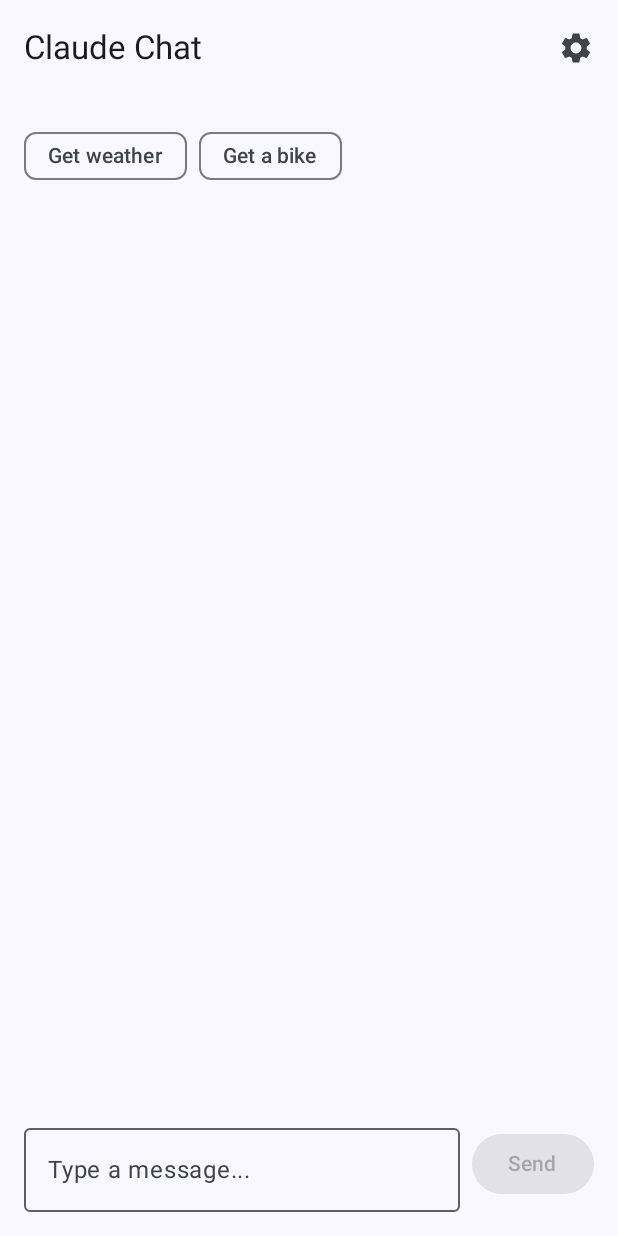
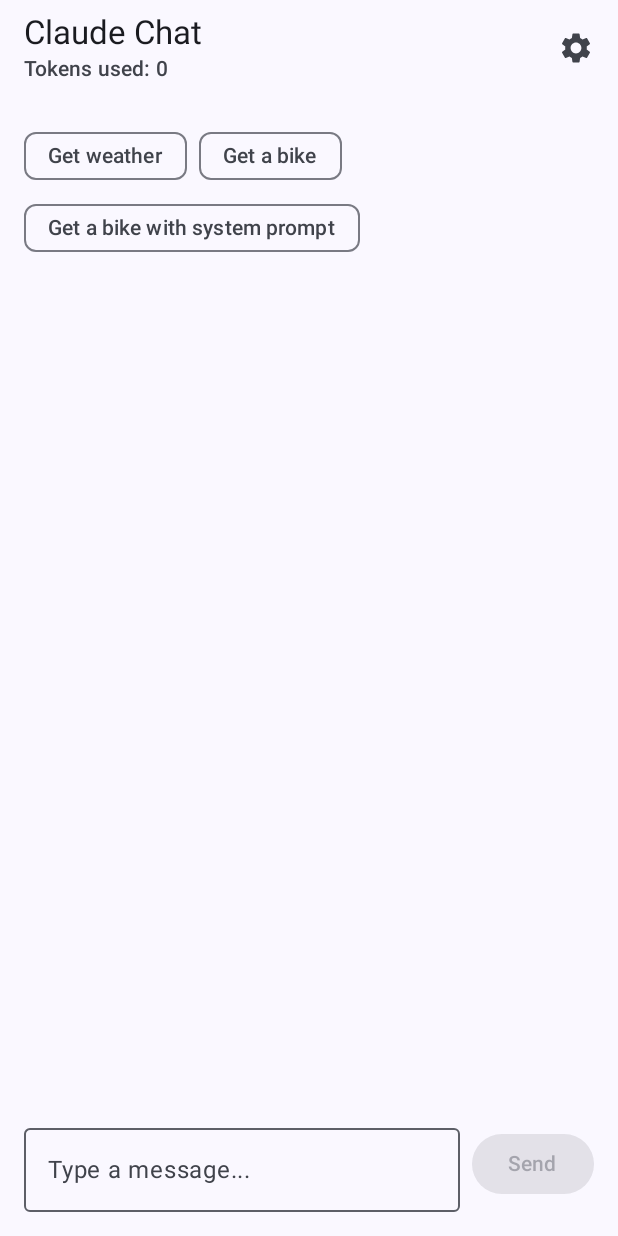
Before and after one commit to alphapaca/ClaudeClient, an Android app built with Jetpack Compose: the screen it shows after launch (MainActivity), on a phone screen of 412 x 824 dp. Run offline under Robolectric (Android 15) with nearby library versions, the phone set to English and light mode, and no system bars; our stand-ins replace Navigation 3.

Commit message:
added system sample with system prompt and tokens usage data

```diff
--- a/app/src/main/kotlin/com/github/alphapaca/claudeclient/data/repository/ConversationRepository.kt
+++ b/app/src/main/kotlin/com/github/alphapaca/claudeclient/data/repository/ConversationRepository.kt
@@ -1,8 +1,10 @@
 package com.github.alphapaca.claudeclient.data.repository
 
+import android.util.Log
 import com.github.alphapaca.claudeclient.data.api.MessageRequest
 import com.github.alphapaca.claudeclient.data.api.MessageResponse
 import com.github.alphapaca.claudeclient.data.mapper.ConversationApiMapper
+import com.github.alphapaca.claudeclient.domain.model.Conversation
 import com.github.alphapaca.claudeclient.domain.model.ConversationItem
 import io.ktor.client.HttpClient
 import io.ktor.client.call.body
@@ -16,20 +18,27 @@
     private val client: HttpClient,
     private val mapper: ConversationApiMapper,
 ) {
-    private val conversation: MutableStateFlow<List<ConversationItem>> = MutableStateFlow(emptyList())
+    private val conversation: MutableStateFlow<Conversation> = MutableStateFlow(Conversation(emptyList(), 0, 0))
 
-    fun getConversation(): Flow<List<ConversationItem>> = conversation.asSharedFlow()
+    fun getConversation(): Flow<Conversation> = conversation.asSharedFlow()
 
     suspend fun sendMessage(message: String, systemPrompt: String) {
-        conversation.value += ConversationItem.Text(ConversationItem.Text.Role.USER, message)
+        conversation.value = conversation.value.copy(
+            items = conversation.value.items + ConversationItem.Text(ConversationItem.Text.Role.USER, message)
+        )
         val request = MessageRequest(
             model = "claude-sonnet-4-5",
             maxTokens = 1024,
-            messages = conversation.value.map { mapper.toApiMessage(it) },
+            messages = conversation.value.items.map { mapper.toApiMessage(it) },
             system = systemPrompt.takeIf(String::isNotBlank),
         )
         val response = sendMessageToServer(request)
-        conversation.value += listOfNotNull(mapper.toConversationItem(response))
+        Log.d("ConversationRepository", response.usage.toString())
+        conversation.value = conversation.value.copy(
+            items = conversation.value.items + listOfNotNull(mapper.toConversationItem(response)),
+            inputTokensUsed = conversation.value.inputTokensUsed + response.usage.inputTokens,
+            outputTokensUsed = conversation.value.outputTokensUsed + response.usage.outputTokens,
+        )
     }
 
     private suspend fun sendMessageToServer(request: MessageRequest): MessageResponse {
--- a/app/src/main/kotlin/com/github/alphapaca/claudeclient/di/ChatModule.kt
+++ b/app/src/main/kotlin/com/github/alphapaca/claudeclient/di/ChatModule.kt
@@ -41,6 +41,6 @@
     factory { SettingsRepository(get<Context>().dataStore) }
     factory { SetSystemPromptUseCase(get()) }
     factory { GetSystemPromptUseCase(get()) }
-    viewModel<ChatViewModel> { ChatViewModel(get(), get(), get(), get()) }
+    viewModel<ChatViewModel> { ChatViewModel(get(), get(), get(), get(), get()) }
     viewModel<SettingsViewModel> { SettingsViewModel(get(), get()) }
 }
--- /dev/null
+++ b/app/src/main/kotlin/com/github/alphapaca/claudeclient/domain/model/Conversation.kt
@@ -0,0 +1,7 @@
+package com.github.alphapaca.claudeclient.domain.model
+
+data class Conversation(
+    val items: List<ConversationItem>,
+    val inputTokensUsed: Int,
+    val outputTokensUsed: Int,
+)
--- a/app/src/main/kotlin/com/github/alphapaca/claudeclient/domain/usecase/GetConversationUseCase.kt
+++ b/app/src/main/kotlin/com/github/alphapaca/claudeclient/domain/usecase/GetConversationUseCase.kt
@@ -1,13 +1,13 @@
 package com.github.alphapaca.claudeclient.domain.usecase
 
 import com.github.alphapaca.claudeclient.data.repository.ConversationRepository
-import com.github.alphapaca.claudeclient.domain.model.ConversationItem
+import com.github.alphapaca.claudeclient.domain.model.Conversation
 import kotlinx.coroutines.flow.Flow
 
 class GetConversationUseCase(
     private val conversationRepository: ConversationRepository,
 ) {
-    operator fun invoke(): Flow<List<ConversationItem>> {
+    operator fun invoke(): Flow<Conversation> {
         return conversationRepository.getConversation()
     }
 }
--- a/app/src/main/kotlin/com/github/alphapaca/claudeclient/presentation/chat/ChatItem.kt
+++ b/app/src/main/kotlin/com/github/alphapaca/claudeclient/presentation/chat/ChatItem.kt
@@ -8,6 +8,6 @@
     class SuggestGroup(val suggests: List<Suggest>) : ChatItem
 
     enum class Suggest {
-        GetWeather, GetABike
+        GetWeather, GetABike, GetABikeSystemPrompt
     }
 }
--- a/app/src/main/kotlin/com/github/alphapaca/claudeclient/presentation/chat/ChatScreen.kt
+++ b/app/src/main/kotlin/com/github/alphapaca/claudeclient/presentation/chat/ChatScreen.kt
@@ -48,6 +48,7 @@
 ) {
     val viewModel = koinViewModel<ChatViewModel>()
     val chatItems by viewModel.chatItems.collectAsState(emptyList())
+    val tokensUsed by viewModel.tokensUsed.collectAsState(0)
     val isLoading by viewModel.isLoading.collectAsState()
     val error by viewModel.error.collectAsState()
 
@@ -55,7 +56,16 @@
 
     Column(modifier = modifier.fillMaxSize()) {
         TopAppBar(
-            title = { Text("Claude Chat") },
+            title = {
+                Column {
+                    Text("Claude Chat")
+                    Text(
+                        text = "Tokens used: $tokensUsed",
+                        style = MaterialTheme.typography.titleSmall,
+                        color = MaterialTheme.colorScheme.onSurfaceVariant
+                    )
+                }
+            },
             actions = {
                 IconButton(onClick = onSettingsClick) {
                     Icon(Icons.Default.Settings, contentDescription = "Settings")
@@ -71,7 +81,9 @@
             items(chatItems) { chatItem ->
                 when (chatItem) {
                     is ChatItem.Conversation -> ConversationItemWidget(chatItem.item)
-                    is ChatItem.SuggestGroup -> FlowRow(horizontalArrangement = Arrangement.spacedBy(8.dp)) {
+                    is ChatItem.SuggestGroup -> FlowRow(
+                        horizontalArrangement = Arrangement.spacedBy(8.dp)
+                    ) {
                         chatItem.suggests.forEach { suggest ->
                             SuggestionChip(
                                 onClick = { viewModel.onSuggestClick(suggest) },
@@ -131,7 +143,7 @@
 
 @Composable
 private fun ConversationItemWidget(item: ConversationItem) {
-    when(item) {
+    when (item) {
         is ConversationItem.Text -> MessageBubble(item)
         is ConversationItem.WeatherData -> FancyWeatherWidget(item)
         is ConversationItem.BikeData -> BikeRecommendationCard(item)
@@ -167,4 +179,5 @@
     get() = when (this) {
         ChatItem.Suggest.GetWeather -> "Get weather"
         ChatItem.Suggest.GetABike -> "Get a bike"
+        ChatItem.Suggest.GetABikeSystemPrompt -> "Get a bike with system prompt"
     }
--- a/app/src/main/kotlin/com/github/alphapaca/claudeclient/presentation/chat/ChatViewModel.kt
+++ b/app/src/main/kotlin/com/github/alphapaca/claudeclient/presentation/chat/ChatViewModel.kt
@@ -7,11 +7,13 @@
 import com.github.alphapaca.claudeclient.domain.usecase.GetConversationUseCase
 import com.github.alphapaca.claudeclient.domain.usecase.GetWeatherUseCase
 import com.github.alphapaca.claudeclient.domain.usecase.SendMessageUseCase
+import com.github.alphapaca.claudeclient.domain.usecase.SetSystemPromptUseCase
 import kotlinx.coroutines.CoroutineExceptionHandler
 import kotlinx.coroutines.flow.Flow
 import kotlinx.coroutines.flow.MutableStateFlow
 import kotlinx.coroutines.flow.StateFlow
 import kotlinx.coroutines.flow.combine
+import kotlinx.coroutines.flow.map
 import kotlinx.coroutines.launch
 import kotlinx.coroutines.plus
 
@@ -19,6 +21,7 @@
     private val sendMessageUseCase: SendMessageUseCase,
     private val getWeatherUseCase: GetWeatherUseCase,
     private val getABikeUseCase: GetABikeUseCase,
+    private val setSystemPromptUseCase: SetSystemPromptUseCase,
     getConversationUseCase: GetConversationUseCase,
 ) : ViewModel() {
     private val errorHandlingScope = viewModelScope + CoroutineExceptionHandler { _, exception ->
@@ -36,10 +39,13 @@
     val chatItems: Flow<List<ChatItem>> = combine(
         getConversationUseCase(),
         isLoading,
-    ) { conversationItems, isLoading ->
-        val mapped = conversationItems.map { ChatItem.Conversation(it) }
+    ) { conversation, isLoading ->
+        val mapped = conversation.items.map { ChatItem.Conversation(it) }
         if (isLoading) mapped else mapped + suggests
     }
+
+    val tokensUsed: Flow<Int> = getConversationUseCase()
+        .map { conversation -> conversation.inputTokensUsed + conversation.outputTokensUsed }
 
     fun sendMessage(userMessage: String) {
         launchWithLoading {
@@ -51,6 +57,26 @@
         when (suggest) {
             ChatItem.Suggest.GetWeather -> launchWithLoading { getWeatherUseCase() }
             ChatItem.Suggest.GetABike -> launchWithLoading { getABikeUseCase() }
+            ChatItem.Suggest.GetABikeSystemPrompt -> launchWithLoading {
+                setSystemPromptUseCase(
+                    """
+                    You are a Bike shop consultant, ask user for his preferences in several steps and at the end
+                    recommend the most suitable type of bike with providing a specific example. Be specific and helpful.
+
+                    After user answered all questions about his preferences, you must respond with ONLY valid JSON, no other text:
+                    {
+                      "type": "bike",
+                      "bikeType": string, // type of bike
+                      "explanation": string, // why this suits them
+                      "keyFeatures": [string], // features of the bike
+                      "exampleModel": string, // Brand and Model Name
+                      "examplePrice": string, // ${"$"}X,XXX
+                      "productUrl": string // https://...
+                    }
+                """.trimIndent()
+                )
+                sendMessage("Can you help me choose a bike?")
+            }
         }
     }
 
@@ -65,10 +91,7 @@
 
     private companion object {
         private val suggests = ChatItem.SuggestGroup(
-            listOf(
-                ChatItem.Suggest.GetWeather,
-                ChatItem.Suggest.GetABike,
-            )
+            ChatItem.Suggest.entries
         )
     }
 }
```
